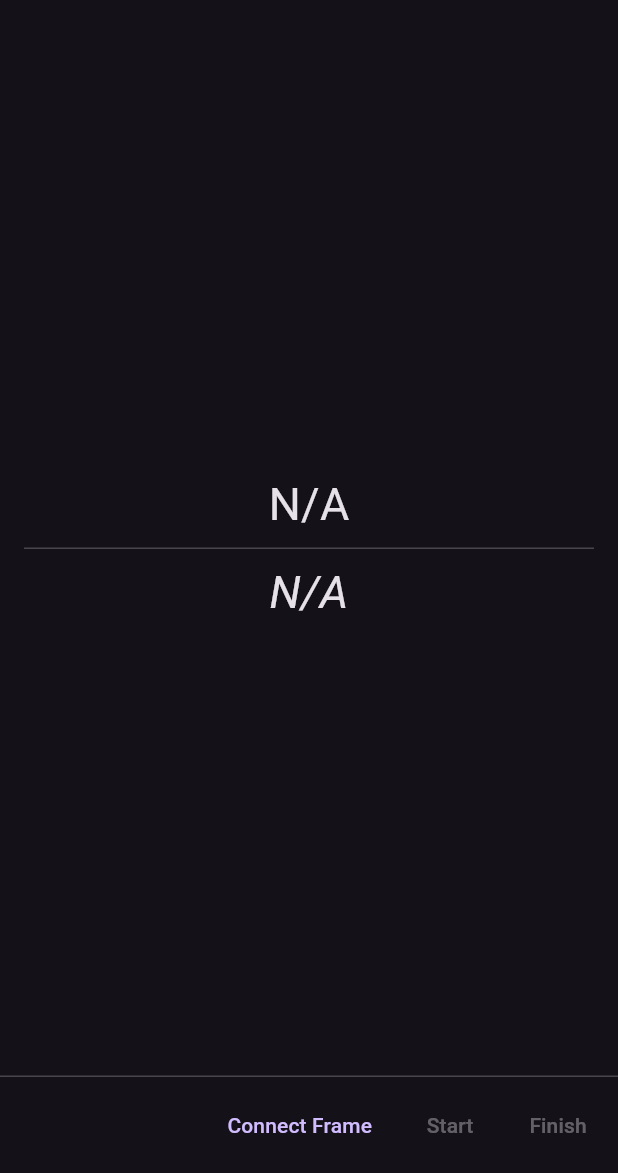
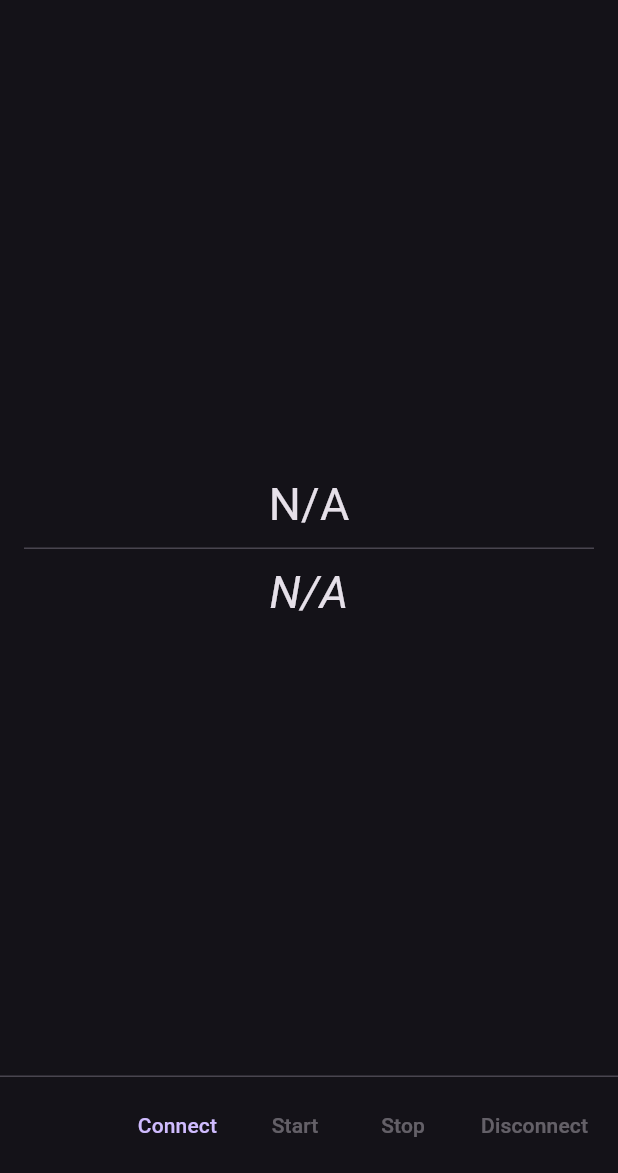
Before and after one commit to CitizenOneX/frame_flutter_translate_host, a Flutter app: the screen it shows after launch, on a phone screen of 412 x 824 dp, the part 63-1236 px from its top. Run offline on Flutter 3.47's test engine with Material 3 defaults, Android fonts, the light colour scheme and no system bars; our stand-ins replace flutter_blue_plus; missing offline and left inert: buffered_list_stream, google_mlkit_translation, record, vosk_flutter; project files that could hold a hidden picture were left out.

Commit message:
updated simple_frame_app

```diff
--- a/lib/main.dart
+++ b/lib/main.dart
@@ -119,8 +119,7 @@ class MainAppState extends State<MainApp> with SimpleFrameAppState {
   /// source language, convert to text, translate the text to the target language,
   /// and send the text to the Frame in real-time. It has a running main loop in this function
   /// and also on the Frame (frame_app.lua)
-  @override
-  Future<void> runApplication() async {
+  Future<void> run() async {
     currentState = ApplicationState.running;
     _text = '';
     _translatedText = '';
@@ -133,29 +132,6 @@ class MainAppState extends State<MainApp> with SimpleFrameAppState {
         if (mounted) setState(() {});
         return;
       }
-
-      // try to get the Frame into a known state by making sure there's no main loop running
-      frame!.sendBreakSignal();
-      await Future.delayed(const Duration(milliseconds: 500));
-
-      // clean up by deregistering any handler and deleting any prior script
-      await frame!.sendString('frame.bluetooth.receive_callback(nil);print(0)', awaitResponse: true);
-      await Future.delayed(const Duration(milliseconds: 500));
-      await frame!.sendString('frame.file.remove("frame_app.lua");print(0)', awaitResponse: true);
-      await Future.delayed(const Duration(milliseconds: 500));
-
-      // send our frame_app to the Frame
-      // it listens to data being sent and renders the text on the display
-      await frame!.uploadScript('frame_app.lua', 'assets/frame_app.lua');
-      await Future.delayed(const Duration(milliseconds: 500));
-
-      // kick off the main application loop
-      await frame!.sendString('require("frame_app")', awaitResponse: true);
-      await Future.delayed(const Duration(milliseconds: 500));
-
-      // -----------------------------------------------------------------------
-      // frame_app is installed on Frame and running, start our application loop
-      // -----------------------------------------------------------------------
 
       String prevText = '';
 
@@ -191,7 +167,7 @@ class MainAppState extends State<MainApp> with SimpleFrameAppState {
           // comes a bit soon and hence the display is cleared a little sooner
           // than they want (not like audio hangs around in the air though
           // after words are spoken!)
-          frame!.sendData([0x0b, 0x20]);
+          await frame!.sendData([0x0b, 0x20]);
           prevText = '';
           continue;
         }
@@ -242,19 +218,7 @@ class MainAppState extends State<MainApp> with SimpleFrameAppState {
         prevText = _text;
       }
 
-      // ----------------------------------------------------------------------
-      // finished the main application loop, shut it down here and on the Frame
-      // ----------------------------------------------------------------------
-
       await stopAudio(audioRecorder!);
-
-      // send a break to stop the Lua app loop on Frame
-      await frame!.sendBreakSignal();
-      await Future.delayed(const Duration(milliseconds: 500));
-
-      // deregister the data handler
-      await frame!.sendString('frame.bluetooth.receive_callback(nil);print(0)', awaitResponse: true);
-      await Future.delayed(const Duration(milliseconds: 500));
 
     } catch (e) {
       _log.fine('Error executing application logic: $e');
@@ -264,12 +228,10 @@ class MainAppState extends State<MainApp> with SimpleFrameAppState {
     if (mounted) setState(() {});
   }
 
-  /// The runApplication function will keep running until we interrupt it here
-  /// and tell it to start shutting down. It will interrupt the frame_app
-  /// and perform the cleanup on Frame and here
-  @override
-  Future<void> interruptApplication() async {
-    currentState = ApplicationState.stopping;
+  /// The run()) function will keep running until we interrupt it here
+  /// and tell it to stop listening to audio
+  Future<void> cancel() async {
+    currentState = ApplicationState.ready;
     if (mounted) setState(() {});
   }
 
@@ -280,31 +242,36 @@ class MainAppState extends State<MainApp> with SimpleFrameAppState {
 
     switch (currentState) {
       case ApplicationState.disconnected:
-        pfb.add(TextButton(onPressed: scanOrReconnectFrame, child: const Text('Connect Frame')));
+        pfb.add(TextButton(onPressed: scanOrReconnectFrame, child: const Text('Connect')));
         pfb.add(const TextButton(onPressed: null, child: Text('Start')));
-        pfb.add(const TextButton(onPressed: null, child: Text('Finish')));
+        pfb.add(const TextButton(onPressed: null, child: Text('Stop')));
+        pfb.add(const TextButton(onPressed: null, child: Text('Disconnect')));
         break;
 
       case ApplicationState.initializing:
       case ApplicationState.scanning:
       case ApplicationState.connecting:
+      case ApplicationState.running:
+      case ApplicationState.stopping:
       case ApplicationState.disconnecting:
-      case ApplicationState.stopping:
-        pfb.add(const TextButton(onPressed: null, child: Text('Connect Frame')));
+        pfb.add(const TextButton(onPressed: null, child: Text('Connect')));
         pfb.add(const TextButton(onPressed: null, child: Text('Start')));
-        pfb.add(const TextButton(onPressed: null, child: Text('Finish')));
+        pfb.add(const TextButton(onPressed: null, child: Text('Stop')));
+        pfb.add(const TextButton(onPressed: null, child: Text('Disconnect')));
+        break;
+
+      case ApplicationState.connected:
+        pfb.add(const TextButton(onPressed: null, child: Text('Connect')));
+        pfb.add(TextButton(onPressed: startApplication, child: const Text('Start')));
+        pfb.add(const TextButton(onPressed: null, child: Text('Stop')));
+        pfb.add(TextButton(onPressed: disconnectFrame, child: const Text('Disconnect')));
         break;
 
       case ApplicationState.ready:
-        pfb.add(const TextButton(onPressed: null, child: Text('Connect Frame')));
-        pfb.add(TextButton(onPressed: runApplication, child: const Text('Start')));
-        pfb.add(TextButton(onPressed: disconnectFrame, child: const Text('Finish')));
-        break;
-
-      case ApplicationState.running:
-        pfb.add(const TextButton(onPressed: null, child: Text('Connect Frame')));
-        pfb.add(TextButton(onPressed: interruptApplication, child: const Text('Stop')));
-        pfb.add(const TextButton(onPressed: null, child: Text('Finish')));
+        pfb.add(const TextButton(onPressed: null, child: Text('Connect')));
+        pfb.add(const TextButton(onPressed: null, child: Text('Start')));
+        pfb.add(TextButton(onPressed: stopApplication, child: const Text('Stop')));
+        pfb.add(const TextButton(onPressed: null, child: Text('Disconnect')));
         break;
     }
 
@@ -329,6 +296,11 @@ class MainAppState extends State<MainApp> with SimpleFrameAppState {
             ),
           ),
         ),
+        floatingActionButton:
+          currentState == ApplicationState.ready ?
+            FloatingActionButton(onPressed: run, child: const Icon(Icons.mic)) :
+          currentState == ApplicationState.running ?
+          FloatingActionButton(onPressed: cancel, child: const Icon(Icons.mic_off)) : null,
         persistentFooterButtons: pfb,
       ),
     );
```
Also changed, not shown: lib/simple_frame_app.dart (+54 -17 lines).
